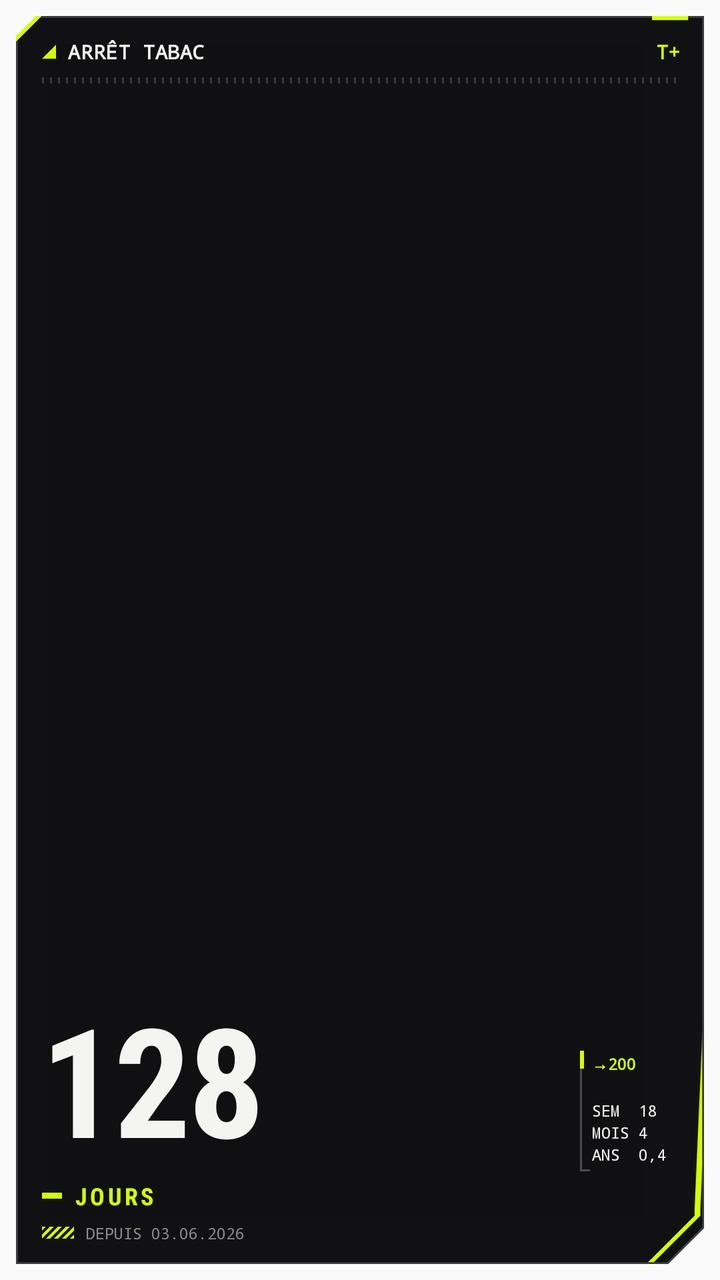
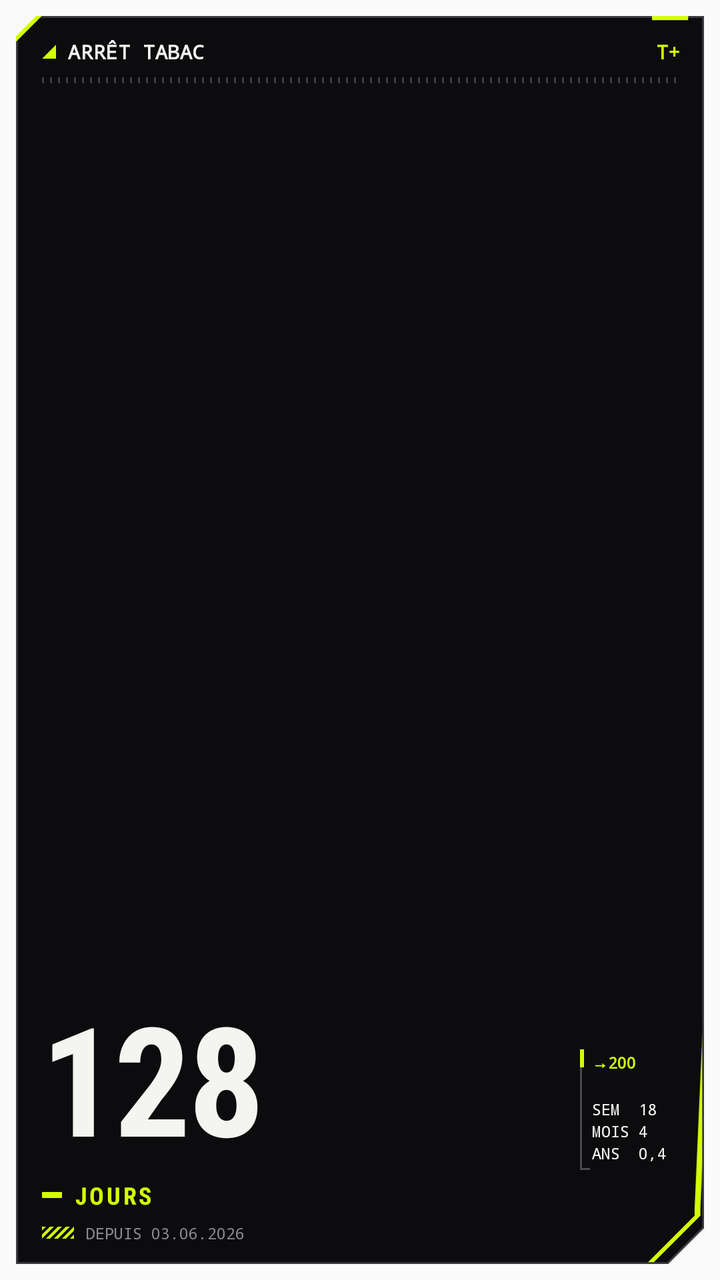

Screens rendered from an Android XML layout before and after an edit, with the pre-edit source and the edit as a unified diff.
<!-- AndroidManifest.xml: application theme AppTheme -->
<!-- res/layout/widget_vectorheart.xml -->
<?xml version="1.0" encoding="utf-8"?>
<FrameLayout xmlns:android="http://schemas.android.com/apk/res/android"
    android:id="@+id/widget_root"
    android:layout_width="match_parent"
    android:layout_height="match_parent"
    android:padding="@dimen/vh_safe_inset">

    <LinearLayout
        android:layout_width="match_parent"
        android:layout_height="match_parent"
        android:background="@drawable/vh_bg"
        android:orientation="vertical"
        android:paddingStart="13dp"
        android:paddingTop="11dp"
        android:paddingEnd="12dp"
        android:paddingBottom="10dp">

        
        <LinearLayout
            android:layout_width="match_parent"
            android:layout_height="wrap_content"
            android:gravity="center_vertical"
            android:orientation="horizontal">

            <ImageView
                android:layout_width="7dp"
                android:layout_height="7dp"
                android:layout_marginEnd="6dp"
                android:importantForAccessibility="no"
                android:src="@drawable/vh_triangle" />

            <TextView
                android:id="@+id/vh_label"
                android:layout_width="0dp"
                android:layout_height="wrap_content"
                android:layout_weight="1"
                android:ellipsize="end"
                android:fontFamily="monospace"
                android:letterSpacing="0.02"
                android:maxLines="1"
                android:text="ARRÊT TABAC"
                android:textColor="@color/vh_text"
                android:textSize="10sp"
                android:textStyle="bold" />

            <TextView
                android:id="@+id/vh_sign"
                android:layout_width="wrap_content"
                android:layout_height="wrap_content"
                android:layout_marginStart="6dp"
                android:fontFamily="monospace"
                android:maxLines="1"
                android:text="T+"
                android:textColor="@color/vh_accent"
                android:textSize="10sp"
                android:textStyle="bold" />
        </LinearLayout>

        
        <FrameLayout
            android:id="@+id/vh_ruler"
            android:layout_width="match_parent"
            android:layout_height="3dp"
            android:layout_marginTop="6dp"
            android:background="@drawable/vh_ruler" />

        
        <LinearLayout
            android:layout_width="match_parent"
            android:layout_height="0dp"
            android:layout_weight="1"
            android:orientation="horizontal">

            <TextView
                android:id="@+id/days_number"
                android:layout_width="0dp"
                android:layout_height="match_parent"
                android:layout_weight="1"
                android:autoSizeMaxTextSize="76sp"
                android:autoSizeMinTextSize="20sp"
                android:autoSizeStepGranularity="2sp"
                android:autoSizeTextType="uniform"
                android:fontFamily="sans-serif-condensed"
                android:gravity="bottom|start"
                android:includeFontPadding="false"
                android:letterSpacing="-0.02"
                android:maxLines="1"
                android:text="128"
                android:textColor="@color/vh_text"
                android:textStyle="bold" />

            <LinearLayout
                android:id="@+id/vh_panel"
                android:layout_width="wrap_content"
                android:layout_height="wrap_content"
                android:layout_gravity="bottom"
                android:layout_marginStart="6dp"
                android:layout_marginBottom="2dp"
                android:background="@drawable/vh_panel_bracket"
                android:orientation="vertical"
                android:paddingStart="6dp"
                android:paddingTop="1dp"
                android:paddingBottom="3dp">

                <TextView
                    android:id="@+id/vh_next"
                    android:layout_width="wrap_content"
                    android:layout_height="wrap_content"
                    android:fontFamily="monospace"
                    android:maxLines="1"
                    android:text="→200"
                    android:textColor="@color/vh_accent"
                    android:textSize="8sp"
                    android:textStyle="bold" />

                <ImageView
                    android:id="@+id/vh_gauge"
                    android:layout_width="@dimen/vh_gauge_width"
                    android:layout_height="@dimen/vh_gauge_height"
                    android:layout_marginTop="2dp"
                    android:layout_marginBottom="4dp"
                    android:importantForAccessibility="no"
                    android:scaleType="fitXY" />

                <TextView
                    android:id="@+id/vh_weeks"
                    android:layout_width="wrap_content"
                    android:layout_height="wrap_content"
                    android:fontFamily="monospace"
                    android:maxLines="1"
                    android:text="SEM  18"
                    android:textColor="@color/vh_text"
                    android:textSize="8sp" />

                <TextView
                    android:id="@+id/vh_months"
                    android:layout_width="wrap_content"
                    android:layout_height="wrap_content"
                    android:fontFamily="monospace"
                    android:maxLines="1"
                    android:text="MOIS 4"
                    android:textColor="@color/vh_text"
                    android:textSize="8sp" />

                <TextView
                    android:id="@+id/vh_years"
                    android:layout_width="wrap_content"
                    android:layout_height="wrap_content"
                    android:fontFamily="monospace"
                    android:maxLines="1"
                    android:text="ANS  0,4"
                    android:textColor="@color/vh_text"
                    android:textSize="8sp" />
            </LinearLayout>
        </LinearLayout>

        
        <LinearLayout
            android:layout_width="match_parent"
            android:layout_height="wrap_content"
            android:layout_marginTop="2dp"
            android:gravity="center_vertical"
            android:orientation="horizontal">

            <FrameLayout
                android:layout_width="10dp"
                android:layout_height="3dp"
                android:layout_marginEnd="6dp"
                android:background="@color/vh_accent" />

            <TextView
                android:id="@+id/days_unit"
                android:layout_width="wrap_content"
                android:layout_height="wrap_content"
                android:fontFamily="sans-serif-condensed"
                android:letterSpacing="0.12"
                android:maxLines="1"
                android:text="JOURS"
                android:textColor="@color/vh_accent"
                android:textSize="12sp"
                android:textStyle="bold" />
        </LinearLayout>

        
        <LinearLayout
            android:id="@+id/vh_footer"
            android:layout_width="match_parent"
            android:layout_height="wrap_content"
            android:layout_marginTop="5dp"
            android:gravity="center_vertical"
            android:orientation="horizontal">

            <FrameLayout
                android:layout_width="16dp"
                android:layout_height="6dp"
                android:layout_marginEnd="6dp"
                android:background="@drawable/vh_stripes" />

            <TextView
                android:id="@+id/days_since"
                android:layout_width="0dp"
                android:layout_height="wrap_content"
                android:layout_marginEnd="8dp"
                android:layout_weight="1"
                android:ellipsize="end"
                android:fontFamily="monospace"
                android:maxLines="1"
                android:text="DEPUIS 03.06.2026"
                android:textColor="@color/vh_text_dim"
                android:textSize="8sp" />
        </LinearLayout>
    </LinearLayout>
</FrameLayout>
<!-- resources referenced by this layout -->
<resources>
  <color name="vh_accent">#D4FF00</color>
  <color name="vh_text">#F4F4F0</color>
  <color name="vh_text_dim">#8A8A92</color>
  <dimen name="vh_gauge_height">6dp</dimen>
  <dimen name="vh_gauge_width">44dp</dimen>
  <dimen name="vh_safe_inset">8dp</dimen>
  <!-- drawable vh_bg: png bitmap (drawable-xxhdpi, 2324 bytes) -->
  <!-- drawable vh_panel_bracket (drawable) -->
  <?xml version="1.0" encoding="utf-8"?>
  <layer-list xmlns:android="http://schemas.android.com/apk/res/android">
      <item
          android:width="1dp"
          android:gravity="start|fill_vertical">
          <color android:color="@color/vh_line" />
      </item>
      <item
          android:width="2dp"
          android:height="9dp"
          android:gravity="start|top">
          <color android:color="@color/vh_accent" />
      </item>
      <item
          android:width="5dp"
          android:height="1dp"
          android:gravity="start|bottom">
          <color android:color="@color/vh_line" />
      </item>
  </layer-list>
  <!-- drawable vh_ruler (drawable) -->
  <?xml version="1.0" encoding="utf-8"?>
  <bitmap xmlns:android="http://schemas.android.com/apk/res/android"
      android:src="@drawable/vh_ruler_tile"
      android:tileMode="repeat" />
  <!-- drawable vh_stripes (drawable) -->
  <?xml version="1.0" encoding="utf-8"?>
  <bitmap xmlns:android="http://schemas.android.com/apk/res/android"
      android:src="@drawable/vh_stripe_tile"
      android:tileMode="repeat" />
  <!-- drawable vh_triangle (drawable) -->
  <?xml version="1.0" encoding="utf-8"?>
  <vector xmlns:android="http://schemas.android.com/apk/res/android"
      android:width="8dp"
      android:height="8dp"
      android:viewportWidth="8"
      android:viewportHeight="8">
      <path
          android:fillColor="@color/vh_accent"
          android:pathData="M8,0 L8,8 L0,8 Z" />
  </vector>
  <style name="AppTheme" parent="android:Theme.Material.Light.NoActionBar">
          <item name="android:colorAccent">@color/brand</item>
          <item name="android:colorPrimary">@color/ic_launcher_bg</item>
          <item name="android:statusBarColor">@android:color/transparent</item>
          <item name="android:windowLightStatusBar">true</item>
      </style>
  <color name="vh_line">#4A4A52</color>
  <!-- drawable vh_ruler_tile: png bitmap (drawable-xxhdpi, 84 bytes) -->
  <!-- drawable vh_stripe_tile: png bitmap (drawable-xxhdpi, 139 bytes) -->
  <color name="brand">#FFB74D</color>
  <color name="ic_launcher_bg">#1E1E24</color>
</resources>

<!-- the commit's change to res/layout/widget_vectorheart.xml (unified diff, before → after) -->
@@ -44,6 +44,18 @@
                 android:textStyle="bold" />
 
             <TextView
+                android:id="@+id/vh_page"
+                android:layout_width="wrap_content"
+                android:layout_height="wrap_content"
+                android:layout_marginStart="4dp"
+                android:fontFamily="monospace"
+                android:maxLines="1"
+                android:text="02/05"
+                android:textColor="@color/vh_text_dim"
+                android:textSize="8sp"
+                android:visibility="gone" />
+
+            <TextView
                 android:id="@+id/vh_sign"
                 android:layout_width="wrap_content"
                 android:layout_height="wrap_content"
@@ -170,10 +182,16 @@
 
             <TextView
                 android:id="@+id/days_unit"
-                android:layout_width="wrap_content"
-                android:layout_height="wrap_content"
+                android:layout_width="0dp"
+                android:layout_height="17dp"
+                android:layout_weight="1"
+                android:autoSizeMaxTextSize="12sp"
+                android:autoSizeMinTextSize="8sp"
+                android:autoSizeStepGranularity="0.5sp"
+                android:autoSizeTextType="uniform"
                 android:fontFamily="sans-serif-condensed"
-                android:letterSpacing="0.12"
+                android:gravity="center_vertical"
+                android:letterSpacing="0.1"
                 android:maxLines="1"
                 android:text="JOURS"
                 android:textColor="@color/vh_accent"
<!-- resource entries referenced after the edit -->
@@ -6,7 +6,7 @@
   <dimen name="vh_gauge_height">6dp</dimen>
   <dimen name="vh_gauge_width">44dp</dimen>
   <dimen name="vh_safe_inset">8dp</dimen>
-  <!-- drawable vh_bg: png bitmap (drawable-xxhdpi, 2324 bytes) -->
+  <!-- drawable vh_bg: png bitmap (drawable-xxhdpi, 2301 bytes) -->
   <!-- drawable vh_panel_bracket (drawable) -->
   <?xml version="1.0" encoding="utf-8"?>
   <layer-list xmlns:android="http://schemas.android.com/apk/res/android">
